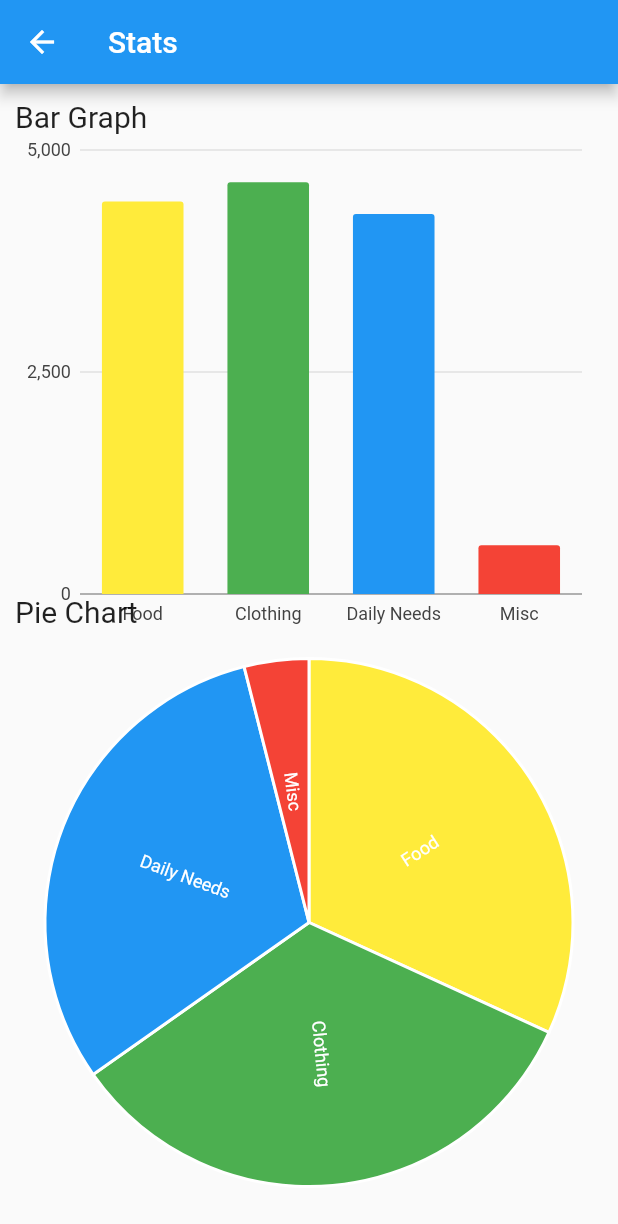
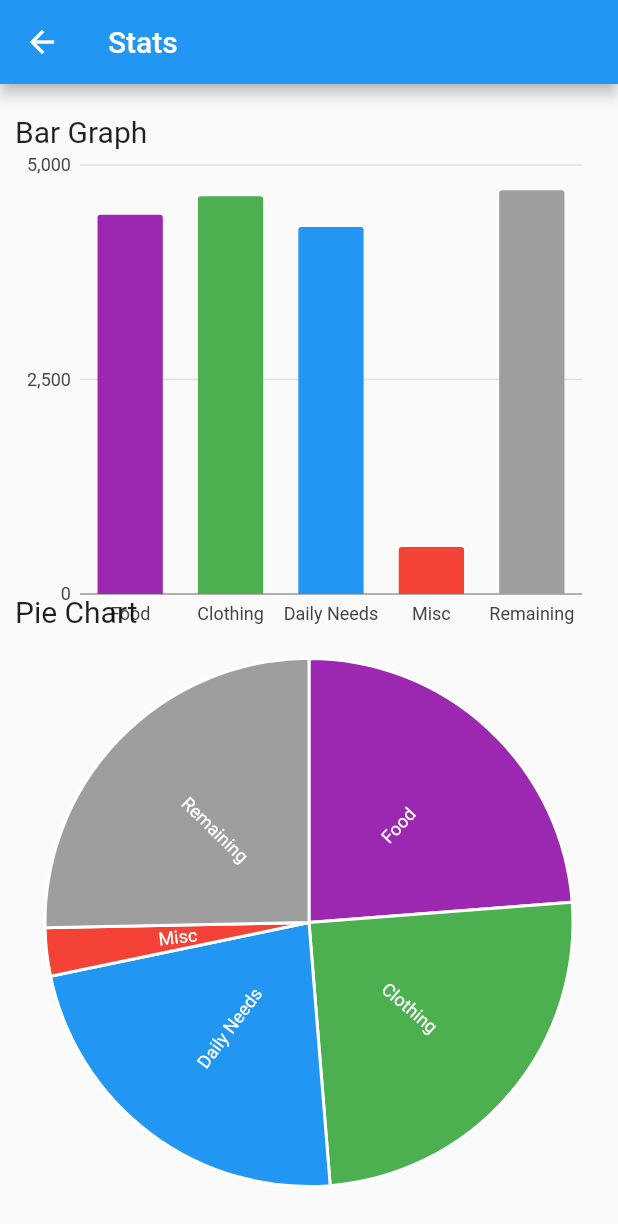
Before and after one commit to pranjal0207/personal_finance_management_app, a Flutter app: the screen it shows after launch, item 3 of the bottom bar chosen, on a phone screen of 412 x 824 dp. Shown: the top 1224 px of the screen. Run offline on Flutter 3.47's test engine with Material 2 defaults, Android fonts, the phone set to English and light mode, and no system bars; our stand-ins replace charts_flutter, flutter_bloc, sqflite; accounts and stored records are empty.

Commit message:
Stats page updated

```diff
--- a/lib/stats.dart
+++ b/lib/stats.dart
@@ -16,10 +16,11 @@ class StatState extends State<Stats> {
     final random = Random();
 
     final StatData = [
-      Stat('Food', random.nextInt(5000), charts.MaterialPalette.yellow.shadeDefault),
+      Stat('Food', random.nextInt(5000), charts.MaterialPalette.purple.shadeDefault),
       Stat('Clothing', random.nextInt(5000), charts.MaterialPalette.green.shadeDefault),
       Stat('Daily Needs', random.nextInt(5000), charts.MaterialPalette.blue.shadeDefault),
       Stat('Misc', random.nextInt(5000), charts.MaterialPalette.red.shadeDefault),
+      Stat('Remaining', random.nextInt(5000), charts.MaterialPalette.gray.shadeDefault),
     ];
 
     /*final tabletStatData = [
@@ -109,17 +110,17 @@ class StatState extends State<Stats> {
           children: <Widget>[
             Container(
               child: Text("Bar Graph",
-              style: TextStyle(fontSize: 20),
+                style: TextStyle(fontSize: 20),
               ),
-              padding: EdgeInsets.only(top: 10.0, left: 10.0),
+              padding: EdgeInsets.only(top: 20.0, left: 10.0),
             ),
             Container(
               child: barChart(),
-              padding: EdgeInsets.only(top : 30.0, left: 10.0, right :10.0, bottom : 400.0),
+              padding: EdgeInsets.only(top : 40.0, left: 10.0, right :10.0, bottom : 400.0),
             ),
             Container(
               child: Text("Pie Chart",
-              style: TextStyle(fontSize: 20),
+                style: TextStyle(fontSize: 20),
               ),
               padding: EdgeInsets.only(top: 340.0, left: 10.0),
             ),
--- a/lib/transaction_form.dart
+++ b/lib/transaction_form.dart
@@ -129,7 +129,7 @@ class TransactionFormState extends State<TransactionForm> {
         },
         items: items.map((String item) {
           return DropdownMenuItem<String>(
-            child: Text('Log $item'),
+            child: Text('$item'),
             value: item,
           );
         }).toList(),
```
Also changed, not shown: lib/transaction_list.dart (+3 -68 lines).
